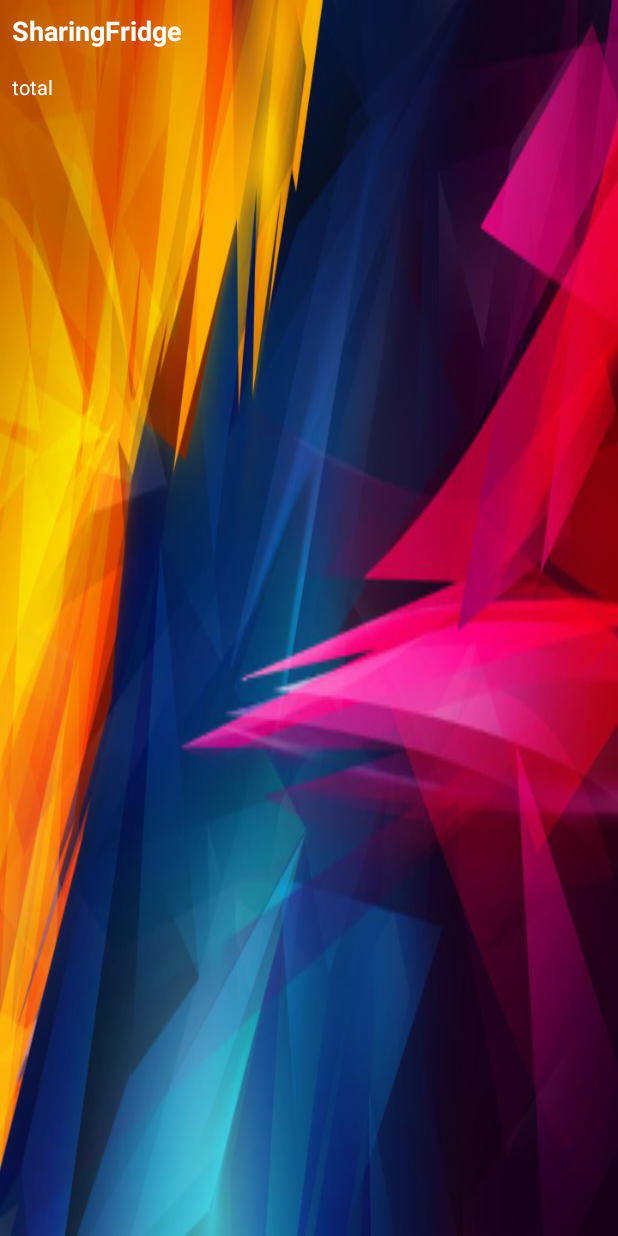
After one commit to fookie/SharingFridge, an Android app: the layout fridge_widget.xml on its own in the app's theme, with its tools: preview values and no code run, on a phone screen of 412 x 824 dp. The commit adds this screen. Run offline under Robolectric (Android 15) with nearby library versions, the phone set to English and light mode, and no system bars.

Commit message:
fix bugs,basic widgets

```diff
--- a/app/src/main/res/drawable/side_nav_bar.xml
+++ b/app/src/main/res/drawable/side_nav_bar.xml
@@ -2,8 +2,8 @@
     android:shape="rectangle">
     <gradient
         android:angle="135"
-        android:centerColor="#2979FF"
-        android:endColor="#FF1744"
-        android:startColor="#FFEE58"
+        android:centerColor="#e1f5fe"
+        android:endColor="#e0f7fa"
+        android:startColor="#80d8ff"
         android:type="linear" />
 </shape>
--- a/app/src/main/res/layout/activity_add.xml
+++ b/app/src/main/res/layout/activity_add.xml
@@ -99,8 +99,8 @@
             android:id="@+id/checkBox"
             android:layout_width="match_parent"
             android:layout_height="wrap_content"
-            android:checked="false"
-            android:text="@string/add_calendar" />
+            android:text="@string/add_calendar"
+            android:checked="true" />
 
         <Button
             android:id="@+id/addButton"
--- /dev/null
+++ b/app/src/main/res/layout/fridge_widget.xml
@@ -0,0 +1,31 @@
+<LinearLayout xmlns:android="http://schemas.android.com/apk/res/android"
+    android:layout_width="match_parent"
+    android:layout_height="match_parent"
+    android:background="@drawable/nav_background"
+    android:orientation="vertical"
+    android:padding="@dimen/widget_margin">
+
+    <TextView
+        android:id="@+id/appwidget_text"
+        android:layout_width="wrap_content"
+        android:layout_height="wrap_content"
+        android:layout_centerHorizontal="true"
+        android:layout_centerVertical="true"
+        android:layout_margin="8dp"
+        android:contentDescription="@string/app_name"
+        android:text="@string/app_name"
+        android:textColor="@android:color/background_light"
+        android:textSize="18sp"
+        android:textStyle="bold" />
+
+    <TextView
+        android:text="total"
+        android:layout_width="wrap_content"
+        android:layout_height="wrap_content"
+        android:id="@+id/appwidget_text_detail"
+        android:textColor="@android:color/background_light"
+        android:textSize="13sp"
+        android:layout_margin="8dp"
+        android:layout_weight="0.22" />
+
+</LinearLayout>
--- a/app/src/main/res/values/colors.xml
+++ b/app/src/main/res/values/colors.xml
@@ -1,6 +1,6 @@
 <?xml version="1.0" encoding="utf-8"?>
 <resources>
-    <color name="colorPrimary">#3949AB</color>
+    <color name="colorPrimary">#3949ab</color>
     <color name="colorPrimaryDark">#283593</color>
     <color name="colorAccent">#FF9800</color>
     <color name="yellow_500">#FFEB3B</color>
--- a/app/src/main/res/values/dimens.xml
+++ b/app/src/main/res/values/dimens.xml
@@ -17,4 +17,10 @@
     <dimen name="pie_chart_text1_size">32sp</dimen>
     <dimen name="pie_chart_text2_size">16dp</dimen>
     <dimen name="toolbar_height">56dp</dimen>
+
+    <!--
+Refer to App Widget Documentation for margin information
+http://developer.android.com/guide/topics/appwidgets/index.html#CreatingLayout
+    -->
+    <dimen name="widget_margin">8dp</dimen>
 </resources>
--- a/app/src/main/res/values/strings.xml
+++ b/app/src/main/res/values/strings.xml
@@ -58,6 +58,7 @@
     <string name="image_syncing">Picture synchronizing</string>
     <string name="image_sync_error">Error in synchronizing</string>
     <string name="image_sync_completed">Synchronization completed in [[ELAPSED_TIME]]</string>
+    <string name="no_permission">Permission Denial,check the settings on the phone</string>
     <string-array name="categories">
         <item>Fruit</item>
         <item>Vegetable</item>
@@ -69,4 +70,6 @@
     </string-array>
     <string name="logout">log out</string>
     <string name="settings">settings</string>
+    <string name="appwidget_text">EXAMPLE</string>
+    <string name="add_widget">Add widget</string>
 </resources>
```
Also changed, not shown: app/src/main/AndroidManifest.xml (+10 -0 lines), app/src/main/java/android/assignment/sharingfridge/AddActivity.java (+18 -7 lines), app/src/main/java/android/assignment/sharingfridge/FridgeWidget.java (added, +57 -0 lines), app/src/main/res/values-v14/dimens.xml (added, +10 -0 lines), app/src/main/res/xml/fridge_widget_info.xml (added, +10 -0 lines), app/src/main/res/drawable-nodpi/example_appwidget_preview.png (added), 1 other file.
